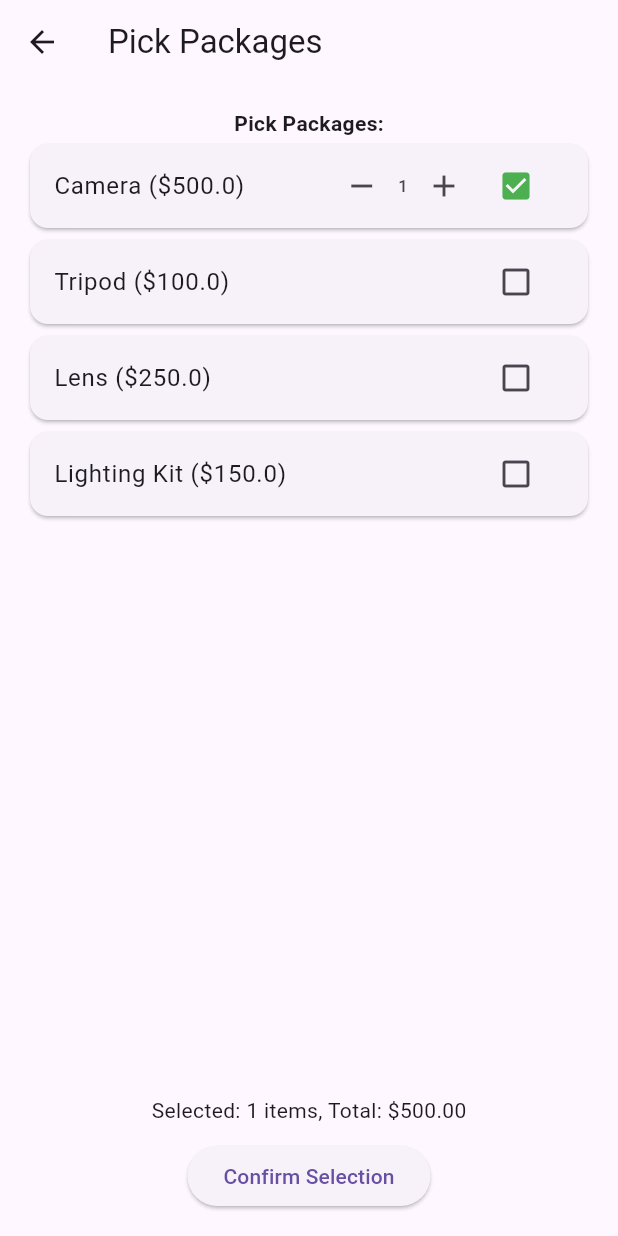
After one commit to LukeKruger-Haye/ITMDA-Group-Project, a Flutter app: the PackagePickerScreen screen opened by its route, after a tap on the "check box outline blank" icon, on a phone screen of 412 x 824 dp. The commit adds this screen. Run offline on Flutter 3.47's test engine with Material 3 defaults, Android fonts, the phone set to English and light mode, and no system bars; our stand-ins replace local_auth, shared_preferences, sqflite; accounts and stored records are empty.

Commit message:
Package selector working (co-pilot) pre attempt of quote overview page

```diff
--- a/app/shutterbook/lib/main.dart
+++ b/app/shutterbook/lib/main.dart
@@ -7,9 +7,11 @@ import 'package:shutterbook/pages/authentication/login.dart';
 
 import 'package:shutterbook/pages/bookings/bookings.dart';
 
+
 import 'package:shutterbook/pages/quotes/quote_screen.dart';
 import 'package:shutterbook/pages/quotes/create/create_quote.dart';
 import 'package:shutterbook/pages/quotes/manage/manage_quote.dart';
+import 'package:shutterbook/pages/quotes/create/package_picker_screen.dart';
 
 void main() {
   WidgetsFlutterBinding.ensureInitialized();
@@ -65,6 +67,9 @@ class _ShutterBookAppState extends State<ShutterBookApp> {
         '/quotes/quote_screen.dart':(context) => const QuotePage(),
         '/quotes/create/create_quote.dart':(context) => const CreateQuotePage(),
         '/quotes/manage/manage_quote.dart':(context) => const ManageQuotePage(),
+        '/quotes/create/package_picker_screen.dart':(context) => const PackagePickerScreen(),
+
+
       },
     );
   }
--- a/app/shutterbook/lib/pages/quotes/create/create_quote.dart
+++ b/app/shutterbook/lib/pages/quotes/create/create_quote.dart
@@ -59,7 +59,7 @@ class _CreateQuotePageState extends State<CreateQuotePage> {
                       final selectedClient = suggestions.first;
                       debugPrint('Confirmed: ${selectedClient.firstName} ${selectedClient.lastName}');
                       // You can store the selected client in a variable if needed
-
+                      Navigator.pushNamed(context, '/quotes/create/package_picker_screen.dart');
                     } else {
                       debugPrint('No client selected');
                     }
--- /dev/null
+++ b/app/shutterbook/lib/pages/quotes/create/package_picker.dart
@@ -0,0 +1,121 @@
+import 'package:flutter/material.dart';
+
+// Simple Package model
+class Package {
+  final String name;
+  final double price;
+
+  Package({required this.name, required this.price});
+}
+
+class PackagePicker extends StatefulWidget {
+  final Function(Map<Package, int>) onSelectionChanged;
+
+  const PackagePicker({super.key, required this.onSelectionChanged});
+
+  @override
+  PackagePickerState createState() => PackagePickerState();
+}
+
+class PackagePickerState extends State<PackagePicker> {
+  // Hardcoded package list
+  final List<Package> _packages = [
+    Package(name: 'Camera', price: 500.0),
+    Package(name: 'Tripod', price: 100.0),
+    Package(name: 'Lens', price: 250.0),
+    Package(name: 'Lighting Kit', price: 150.0),
+  ];
+
+  // Map to track selected packages and their quantities
+  final Map<Package, int> _selectedPackages = {};
+
+  void _toggleSelection(Package package) {
+    setState(() {
+      if (_selectedPackages.containsKey(package)) {
+        _selectedPackages.remove(package);
+      } else {
+        _selectedPackages[package] = 1;
+      }
+    });
+    widget.onSelectionChanged(_selectedPackages);
+  }
+
+  void _updateQuantity(Package package, int quantity) {
+    setState(() {
+      if (quantity > 0) {
+        _selectedPackages[package] = quantity;
+      } else {
+        _selectedPackages.remove(package);
+      }
+    });
+    widget.onSelectionChanged(_selectedPackages);
+  }
+
+  int get totalItems => _selectedPackages.values.fold(0, (sum, qty) => sum + qty);
+  double get totalPrice => _selectedPackages.entries
+      .fold(0, (sum, entry) => sum + entry.key.price * entry.value);
+
+  @override
+  Widget build(BuildContext context) {
+    return Column(
+      children: [
+        const Text('Pick Packages:', style: TextStyle(fontWeight: FontWeight.bold)),
+        Expanded(
+          child: ListView.builder(
+            itemCount: _packages.length,
+            itemBuilder: (context, index) {
+              final package = _packages[index];
+              final isSelected = _selectedPackages.containsKey(package);
+              final quantity = _selectedPackages[package] ?? 1;
+              return Card(
+                child: ListTile(
+                  title: Text('${package.name} (\$${package.price})'),
+                  trailing: isSelected
+                      ? Row(
+                          mainAxisSize: MainAxisSize.min,
+                          children: [
+                            IconButton(
+                              icon: const Icon(Icons.remove),
+                              onPressed: () {
+                                if (quantity > 1) {
+                                  _updateQuantity(package, quantity - 1);
+                                } else {
+                                  _toggleSelection(package);
+                                }
+                              },
+                            ),
+                            Text('$quantity'),
+                            IconButton(
+                              icon: const Icon(Icons.add),
+                              onPressed: () {
+                                _updateQuantity(package, quantity + 1);
+                              },
+                            ),
+                            IconButton(
+                              icon: const Icon(Icons.check_box, color: Colors.green),
+                              onPressed: () => _toggleSelection(package),
+                            ),
+                          ],
+                        )
+                      : IconButton(
+                          icon: const Icon(Icons.check_box_outline_blank),
+                          onPressed: () => _toggleSelection(package),
+                        ),
+                ),
+              );
+            },
+          ),
+        ),
+        const SizedBox(height: 10),
+        Text('Selected: $totalItems items, Total: \$${totalPrice.toStringAsFixed(2)}'),
+        const SizedBox(height: 10),
+        ElevatedButton(
+          onPressed: () {
+            widget.onSelectionChanged(_selectedPackages);
+          },
+          child: const Text('Confirm Selection'),
+        ),
+      ],
+    );
+  }
+}
--- /dev/null
+++ b/app/shutterbook/lib/pages/quotes/create/package_picker_screen.dart
@@ -0,0 +1,22 @@
+import 'package:flutter/material.dart';
+import 'package:shutterbook/pages/quotes/create/package_picker.dart';
+
+class PackagePickerScreen extends StatelessWidget {
+  const PackagePickerScreen({super.key});
+
+  void _onSelectionChanged(Map<Package, int> selectedPackages) {
+    // You can handle the selected packages here (e.g., save, show dialog, etc.)
+    debugPrint('Selected packages: ${selectedPackages.keys.map((p) => p.name).join(', ')}');
+  }
+
+  @override
+  Widget build(BuildContext context) {
+    return Scaffold(
+      appBar: AppBar(title: const Text('Pick Packages')),
+      body: Padding(
+        padding: const EdgeInsets.all(16.0),
+        child: PackagePicker(onSelectionChanged: _onSelectionChanged),
+      ),
+    );
+  }
+}
```
Also changed, not shown: app/shutterbook/lib/pages/quotes/create/inventory_picker.dart (deleted).
